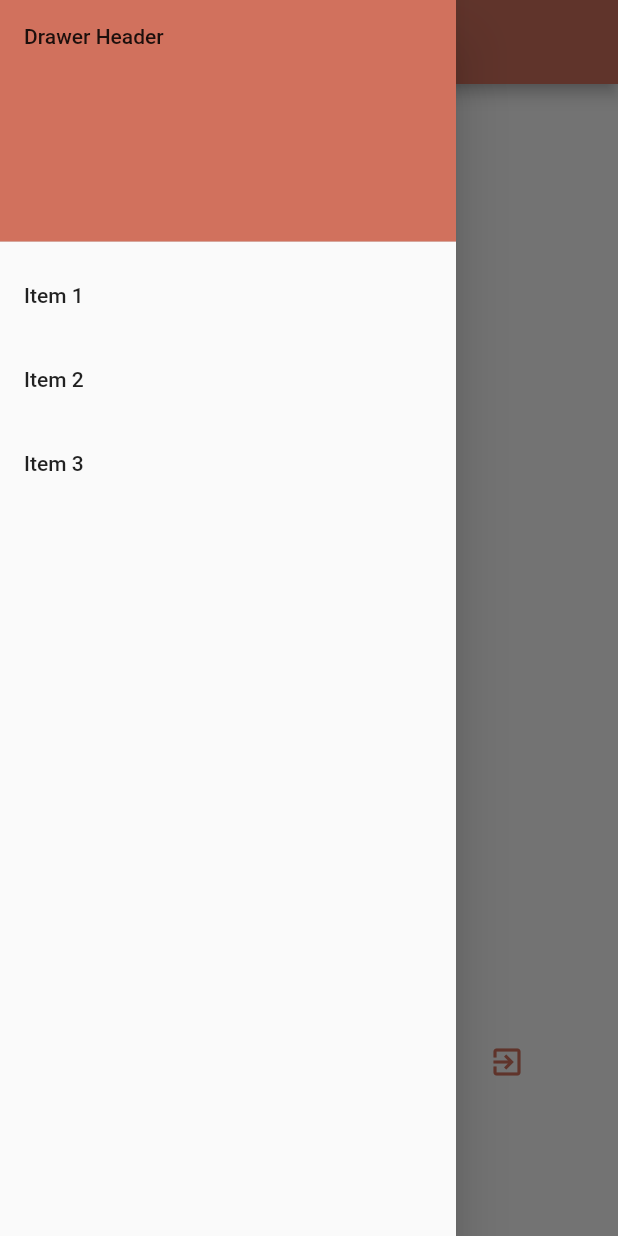
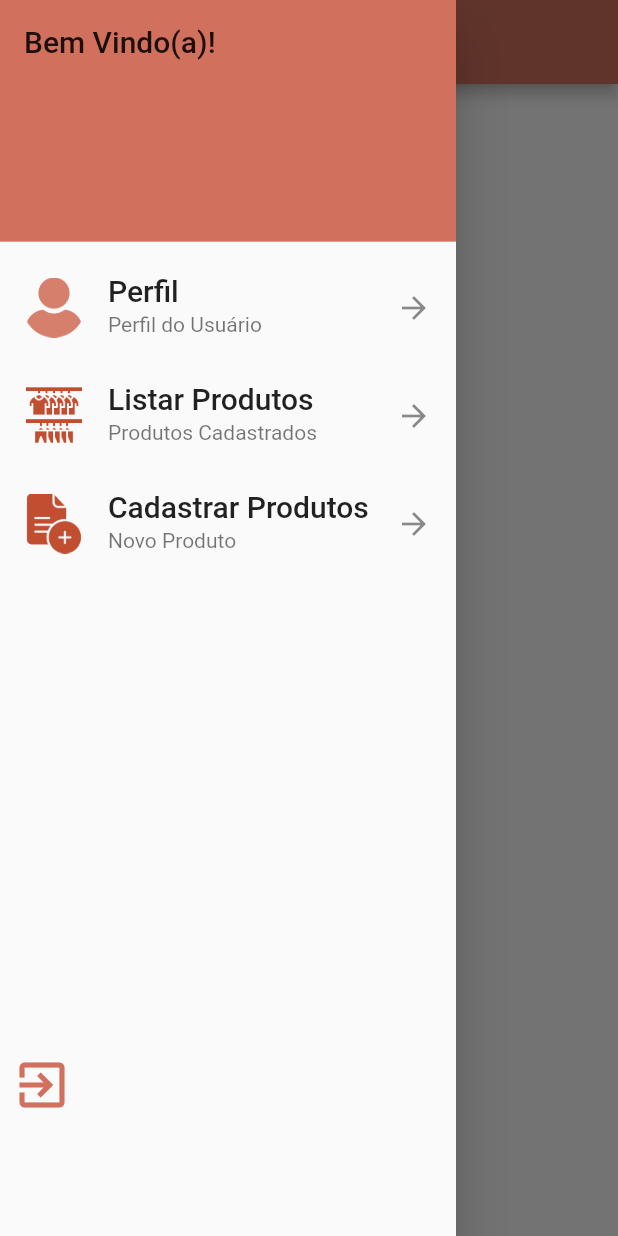
Before and after one commit to souzap371/kginger, a Flutter app: the HomePage screen opened directly, with the side drawer open, on a phone screen of 412 x 824 dp. Run offline on Flutter 3.47's test engine with Material 2 defaults, Android fonts, the phone set to English and light mode, and no system bars.

Commit message:
aplicação de imagens em drawer

```diff
--- a/lib/main.dart
+++ b/lib/main.dart
@@ -14,7 +14,7 @@ class MyApp extends StatelessWidget {
     return MaterialApp(
       title: 'K-Ginger',
       debugShowCheckedModeBanner: false,
-      home: LoginPage(),
+      home: HomePage(),
     );
   }
 }
--- a/lib/pages/home_page.dart
+++ b/lib/pages/home_page.dart
@@ -33,19 +33,65 @@ class HomePage extends StatelessWidget {
               decoration: BoxDecoration(
                 color: Color(0xFFd1715d),
               ),
-              child: Text('Drawer Header'),
+              child: Text(
+                'Bem Vindo(a)!',
+                style: TextStyle(fontSize: 20),
+              ),
             ),
             ListTile(
-              title: Text('Item 1'),
+              title: Text(
+                'Perfil',
+                style: TextStyle(fontSize: 20),
+              ),
+              subtitle: Text('Perfil do Usuário'),
+              leading: Image.asset(
+                'images/perfil.png',
+                height: 40,
+                width: 40,
+              ),
+              trailing: Icon(Icons.arrow_forward),
+              autofocus: true,
               onTap: () {},
             ),
             ListTile(
-              title: Text('Item 2'),
+              title: Text(
+                'Listar Produtos',
+                style: TextStyle(fontSize: 20),
+              ),
+              subtitle: Text('Produtos Cadastrados'),
+              leading: Image.asset(
+                'images/roupas_editada.png',
+                height: 40,
+                width: 40,
+              ),
+              trailing: Icon(Icons.arrow_forward),
+              autofocus: true,
               onTap: () {},
             ),
             ListTile(
-              title: Text('Item 3'),
+              title: Text(
+                'Cadastrar Produtos',
+                style: TextStyle(fontSize: 20),
+              ),
+              subtitle: Text('Novo Produto'),
+              leading: Image.asset(
+                'images/adicionar-ficheiro_editada.png',
+                height: 40,
+                width: 40,
+              ),
+              trailing: Icon(Icons.arrow_forward),
+              autofocus: true,
               onTap: () {},
+            ),
+            Padding(
+              padding: const EdgeInsets.only(top: 310),
+              child: IconButton(
+                onPressed: () {},
+                icon: Icon(Icons.exit_to_app),
+                color: Color(0xFFd1715d),
+                iconSize: 40,
+                alignment: Alignment.bottomLeft,
+              ),
             ),
           ],
         ),
@@ -115,24 +161,6 @@ class HomePage extends StatelessWidget {
                 ),
               ),
             ),
-            Container(
-              padding: EdgeInsets.only(top: 100),
-              child: Row(
-                mainAxisAlignment: MainAxisAlignment.end,
-                children: [
-                  SizedBox(
-                    child: IconButton(
-                      autofocus: true,
-                      icon: Icon(
-                        Icons.exit_to_app,
-                        color: Color(0xFFd1715d),
-                      ),
-                      onPressed: () {},
-                    ),
-                  ),
-                ],
-              ),
-            ),
           ],
         ),
       ),
--- a/pubspec.yaml
+++ b/pubspec.yaml
@@ -60,6 +60,7 @@ flutter:
   # To add assets to your application, add an assets section, like this:
   assets:
     - images/logo_kginger.png
+    - images/perfil.png
     - images/logo_kginger_escuro.png
     - images/login.png
     - images/facebook.png
```
Also changed, not shown: images/perfil.png (added).
